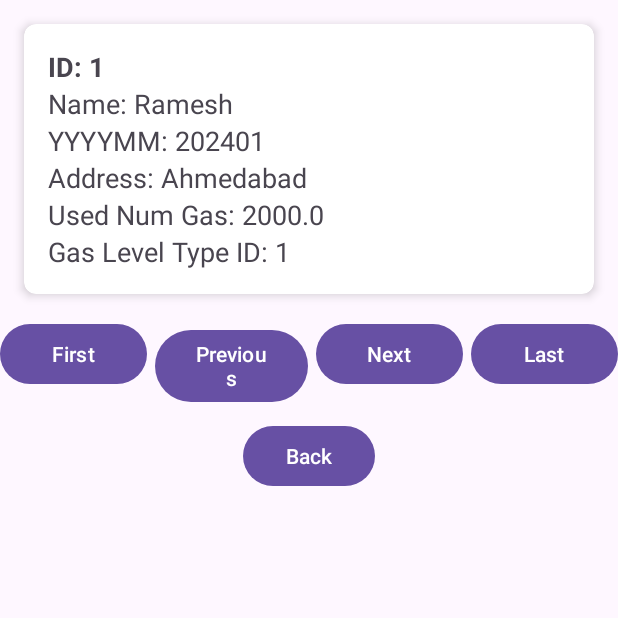
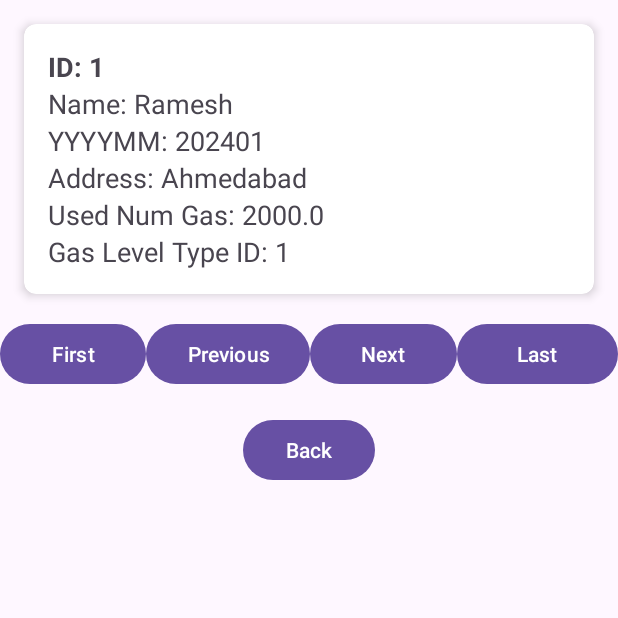
Before and after one commit to HungNguyen0210/Mobile-Application, an Android app: the CustomerDetailsActivity screen opened directly, with no data from a screen before it, on a phone screen of 412 x 824 dp, the top half of it. Run offline under Robolectric (Android 15) with nearby library versions, the phone set to English and light mode, and no system bars.

Commit message:
back button, cardview

```diff
--- a/app/src/main/res/layout/activity_customer_details.xml
+++ b/app/src/main/res/layout/activity_customer_details.xml
@@ -1,29 +1,33 @@
 <?xml version="1.0" encoding="utf-8"?>
-<androidx.constraintlayout.widget.ConstraintLayout
-    xmlns:android="http://schemas.android.com/apk/res/android"
+<androidx.constraintlayout.widget.ConstraintLayout xmlns:android="http://schemas.android.com/apk/res/android"
     xmlns:app="http://schemas.android.com/apk/res-auto"
     xmlns:tools="http://schemas.android.com/tools"
     android:layout_width="match_parent"
     android:layout_height="match_parent"
-    tools:context=".CustomerDetailsActivity">
+    tools:context=".CustomerDetailsActivity"
+    tools:layout_editor_absoluteX="0dp"
+    tools:layout_editor_absoluteY="0dp">
 
     <!-- CardView to display Customer Information -->
     <androidx.cardview.widget.CardView
         android:id="@+id/card_view"
         android:layout_width="0dp"
         android:layout_height="wrap_content"
+        android:layout_margin="16dp"
+        android:layout_marginTop="16dp"
+        app:cardCornerRadius="8dp"
         app:cardElevation="4dp"
-        app:cardCornerRadius="8dp"
-        app:layout_constraintTop_toTopOf="parent"
+        app:layout_constraintEnd_toEndOf="parent"
         app:layout_constraintStart_toStartOf="parent"
-        app:layout_constraintEnd_toEndOf="parent"
-        android:layout_margin="16dp">
+        app:layout_constraintTop_toTopOf="parent">
 
         <LinearLayout
             android:layout_width="match_parent"
             android:layout_height="wrap_content"
             android:orientation="vertical"
-            android:padding="16dp">
+            android:padding="16dp"
+            tools:layout_editor_absoluteX="16dp"
+            tools:layout_editor_absoluteY="16dp">
 
             <TextView
                 android:id="@+id/tv_customer_id"
@@ -31,42 +35,54 @@
                 android:layout_height="wrap_content"
                 android:text="ID: "
                 android:textSize="18sp"
-                android:textStyle="bold"/>
+                android:textStyle="bold"
+                tools:layout_editor_absoluteX="32dp"
+                tools:layout_editor_absoluteY="32dp" />
 
             <TextView
                 android:id="@+id/tv_customer_name"
                 android:layout_width="match_parent"
                 android:layout_height="wrap_content"
                 android:text="Name: "
-                android:textSize="18sp"/>
+                android:textSize="18sp"
+                tools:layout_editor_absoluteX="32dp"
+                tools:layout_editor_absoluteY="56dp" />
 
             <TextView
                 android:id="@+id/tv_customer_yyyymm"
                 android:layout_width="match_parent"
                 android:layout_height="wrap_content"
                 android:text="Date: "
-                android:textSize="18sp"/>
+                android:textSize="18sp"
+                tools:layout_editor_absoluteX="32dp"
+                tools:layout_editor_absoluteY="80dp" />
 
             <TextView
                 android:id="@+id/tv_customer_address"
                 android:layout_width="match_parent"
                 android:layout_height="wrap_content"
                 android:text="Address: "
-                android:textSize="18sp"/>
+                android:textSize="18sp"
+                tools:layout_editor_absoluteX="32dp"
+                tools:layout_editor_absoluteY="104dp" />
 
             <TextView
                 android:id="@+id/tv_customer_used_num_gas"
                 android:layout_width="match_parent"
                 android:layout_height="wrap_content"
                 android:text="Used Num Gas: "
-                android:textSize="18sp"/>
+                android:textSize="18sp"
+                tools:layout_editor_absoluteX="32dp"
+                tools:layout_editor_absoluteY="128dp" />
 
             <TextView
                 android:id="@+id/tv_customer_gas_level_type_id"
                 android:layout_width="match_parent"
                 android:layout_height="wrap_content"
                 android:text="Gas Level Type ID: "
-                android:textSize="18sp"/>
+                android:textSize="18sp"
+                tools:layout_editor_absoluteX="32dp"
+                tools:layout_editor_absoluteY="152dp" />
 
         </LinearLayout>
     </androidx.cardview.widget.CardView>
@@ -75,42 +91,48 @@
     <LinearLayout
         android:layout_width="match_parent"
         android:layout_height="wrap_content"
+        android:layout_marginTop="16dp"
         android:orientation="horizontal"
-        android:layout_marginTop="16dp"
-        app:layout_constraintTop_toBottomOf="@+id/card_view"
+        app:layout_constraintEnd_toEndOf="parent"
+        app:layout_constraintHorizontal_bias="0.0"
         app:layout_constraintStart_toStartOf="parent"
-        app:layout_constraintEnd_toEndOf="parent">
+        app:layout_constraintTop_toBottomOf="@+id/card_view">
 
         <Button
             android:id="@+id/btn_first"
             android:layout_width="0dp"
+            android:layout_height="wrap_content"
             android:layout_weight="1"
-            android:layout_height="wrap_content"
             android:text="First"
-            android:layout_marginEnd="5dp"/>
+            tools:layout_editor_absoluteX="0dp"
+            tools:layout_editor_absoluteY="208dp" />
 
         <Button
             android:id="@+id/btn_previous"
-            android:layout_width="4dp"
-            android:layout_height="56dp"
-            android:layout_marginEnd="5dp"
+            android:layout_width="12dp"
+            android:layout_height="wrap_content"
             android:layout_weight="1"
-            android:text="Previous" />
+            android:text="Previous"
+            tools:layout_editor_absoluteX="103dp"
+            tools:layout_editor_absoluteY="208dp" />
 
         <Button
             android:id="@+id/btn_next"
             android:layout_width="0dp"
+            android:layout_height="wrap_content"
             android:layout_weight="1"
-            android:layout_height="wrap_content"
             android:text="Next"
-            android:layout_marginEnd="5dp"/>
+            tools:layout_editor_absoluteX="218dp"
+            tools:layout_editor_absoluteY="208dp" />
 
         <Button
             android:id="@+id/btn_last"
-            android:layout_width="0dp"
-            android:layout_height="wrap_content"
+            android:layout_width="9dp"
+            android:layout_height="match_parent"
             android:layout_weight="1"
-            android:text="Last"/>
+            android:text="Last"
+            tools:layout_editor_absoluteX="321dp"
+            tools:layout_editor_absoluteY="208dp" />
     </LinearLayout>
 
     <!-- Nút Back nằm ở hàng thứ hai -->
@@ -118,7 +140,7 @@
         android:id="@+id/btn_back"
         android:layout_width="wrap_content"
         android:layout_height="wrap_content"
-        android:layout_marginTop="84dp"
+        android:layout_marginTop="80dp"
         android:text="Back"
         app:layout_constraintEnd_toEndOf="parent"
         app:layout_constraintStart_toStartOf="parent"
```
